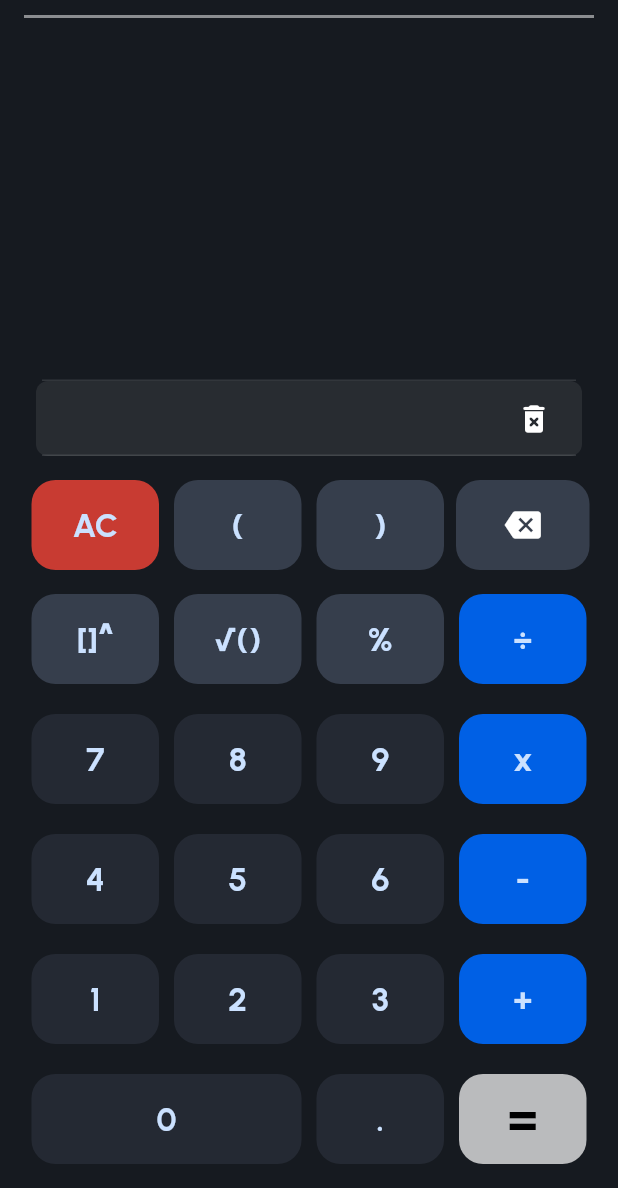
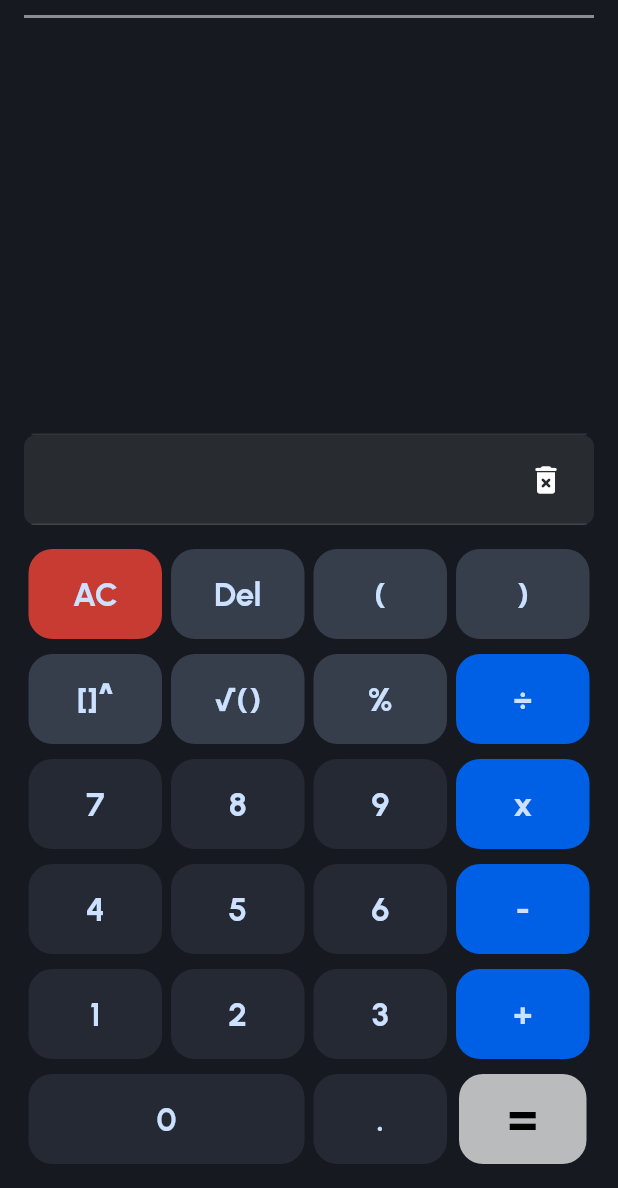
Before and after one commit to zamansheikh/Calcu, a Flutter app: the screen it shows after launch, on a phone screen of 412 x 824 dp, the part 48-1236 px from its top. Run offline on Flutter 3.47's test engine with Material 2 defaults, Android fonts, the phone set to English and light mode, and no system bars; our stand-ins replace fluttertoast, get, math_expressions, shared_preferences; project files that could hold a hidden picture were left out.

Commit message:
Flutter Icon Change & Name Change

```diff
--- a/lib/components/calcu_button.dart
+++ b/lib/components/calcu_button.dart
@@ -17,20 +17,26 @@ class CalcuButton extends StatelessWidget {
 
   @override
   Widget build(BuildContext context) {
-    return Container(
-      margin: const EdgeInsets.symmetric(horizontal: 5, vertical: 0),
+    return InkWell(
+      radius: 16,
+      borderRadius: BorderRadius.circular(16),
+      onLongPress: onLongPressed,
+      onTap: onPressed,
+      child: SizedBox(
+        child: Container(
+          alignment: Alignment.center,
+          padding: const EdgeInsets.all(10),
+          margin: const EdgeInsets.symmetric(horizontal: 3),
           height: 60,
           width: 80,
           decoration: BoxDecoration(
               color: buttonColor, borderRadius: BorderRadius.circular(16)),
-      child: TextButton(
-        onPressed: onPressed,
-        onLongPress: onLongPressed,
           child: Text(
             buttonName,
             style: AppText.calc.copyWith(color: AppColors.textColor),
           ),
         ),
+      ),
     );
   }
 }
--- a/lib/config/app_routes.dart
+++ b/lib/config/app_routes.dart
@@ -1,8 +1,9 @@
+import 'package:get/get.dart';
 import '../pages/home_page.dart';
 
 class AppRoutes {
-  static final pages = {
-    home: (context) => const HomePage(),
-  };
+  static final getPages = [
+    GetPage(name: home, page: () => const HomePage()),
+  ];
   static const home = '/home';
 }
--- a/lib/config/app_variable.dart
+++ /dev/null
@@ -1,12 +0,0 @@
-import 'package:flutter/material.dart';
-
-double value = 0;
-var previousValue = '';
-var currentValue = '';
-var operator = '';
-double? result;
-var str = '';
-bool equalIsClicked = false;
-List<double> remValue = [];
-final ScrollController scrollController = ScrollController();
-bool isDark = true;
--- a/lib/controllers/theme_controller.dart
+++ b/lib/controllers/theme_controller.dart
@@ -1,10 +1,20 @@
 import 'package:get/get.dart';
+import 'package:shared_preferences/shared_preferences.dart';
 
 class ThemeController extends GetxController {
-  var isNightMode = true.obs;
+  RxBool isNightMode = true.obs;
+  var buttonSpaceHeight = 10.0.obs;
+  themeLoadData() async {
+    SharedPreferences pref = await SharedPreferences.getInstance();
+    bool? isDarkMode = pref.getBool('isDark');
+    print(isDarkMode);
+    isNightMode.value = isDarkMode ?? true;
+    update();
+  }
 
-  void nightModeToggle() {
-    isNightMode = isNightMode.value ? false.obs : true.obs;
+  themeDataSave() async {
+    SharedPreferences pref = await SharedPreferences.getInstance();
+    await pref.setBool('isDark', isNightMode.value);
     update();
   }
 }
--- a/lib/main.dart
+++ b/lib/main.dart
@@ -13,8 +13,13 @@ class MyApp extends StatelessWidget {
   MyApp({super.key});
 
   final themeController = Get.put(ThemeController());
+
+
+
   @override
   Widget build(BuildContext context) {
+
+
     return GetMaterialApp(
       // ignore: void_checks
       initialBinding:
@@ -31,7 +36,7 @@ class MyApp extends StatelessWidget {
       ),
       debugShowCheckedModeBanner: false,
       initialRoute: AppRoutes.home,
-      routes: AppRoutes.pages,
+      getPages:AppRoutes.getPages,
     );
   }
 }
--- a/lib/pages/home_page.dart
+++ b/lib/pages/home_page.dart
@@ -16,8 +16,15 @@ class HomePage extends StatefulWidget {
 }
 
 class _HomePageState extends State<HomePage> {
-  final methodController = Get.put(ButtonMethodsController());
-  final themeController = Get.find<ThemeController>();
+  ButtonMethodsController methodController = Get.put(ButtonMethodsController());
+  ThemeController themeController = Get.find();
+
+  @override
+  void initState() {
+    super.initState();
+    themeController.themeLoadData();
+    methodController.readData();
+  }
 
   @override
   Widget build(BuildContext context) {
@@ -47,7 +54,10 @@ class _HomePageState extends State<HomePage> {
         actions: [
           IconButton(
             onPressed: () {
-              themeController.nightModeToggle();
+              setState(() {
+                themeController.isNightMode.toggle();
+                themeController.themeDataSave();
+              });
             },
             icon: Icon((themeController.isNightMode.value)
                 ? Icons.light_mode_rounded
@@ -57,14 +67,12 @@ class _HomePageState extends State<HomePage> {
           )
         ],
       ),
-      body: GetBuilder<ButtonMethodsController>(
-        builder: (methodController) {
-          return Padding(
-            padding:
-                const EdgeInsets.only(left: 16, right: 16, bottom: 16, top: 4),
+      body: Padding(
+        padding: const EdgeInsets.only(left: 16, right: 16, bottom: 16, top: 4),
         child: Column(
           children: [
-                Divider(
+            Obx(
+              () => Divider(
                 color: !themeController.isNightMode.value
                     ? null
                     : Colors.white.withOpacity(.5),
@@ -73,7 +81,9 @@ class _HomePageState extends State<HomePage> {
                 height: 0,
                 thickness: 2,
               ),
-                Container(
+            ),
+            Obx(
+              () => Container(
                 padding: const EdgeInsets.all(8),
                 alignment: Alignment.centerRight,
                 width: double.infinity,
@@ -105,7 +115,7 @@ class _HomePageState extends State<HomePage> {
                     child: Row(
                       children: [
                         Text(
-                            methodController.input,
+                          methodController.input.value,
                           style: AppText.header1.copyWith(
                               fontSize: 40,
                               color: themeController.isNightMode.value
@@ -117,7 +127,9 @@ class _HomePageState extends State<HomePage> {
                   ),
                 ),
               ),
-                Container(
+            ),
+            Obx(
+              () => Container(
                 padding: const EdgeInsets.all(8),
                 alignment: Alignment.centerRight,
                 width: double.infinity,
@@ -148,7 +160,7 @@ class _HomePageState extends State<HomePage> {
                     child: Row(
                       children: [
                         Text(
-                            methodController.output,
+                          methodController.output.value,
                           style: AppText.header1.copyWith(
                               fontSize: 40,
                               color: themeController.isNightMode.value
@@ -160,18 +172,22 @@ class _HomePageState extends State<HomePage> {
                   ),
                 ),
               ),
+            ),
             const Spacer(),
-                Divider(
+            Obx(
+              () => Divider(
                 color: themeController.isNightMode.value
                     ? null
                     : Colors.black.withOpacity(.5),
-                  indent: 12,
-                  endIndent: 12,
+                indent: 5,
+                endIndent: 5,
                 height: 0,
                 thickness: 1,
               ),
-                Container(
-                  margin: const EdgeInsets.only(left: 8, right: 8),
+            ),
+            Obx(
+              () => Container(
+                //margin: const EdgeInsets.only(left: 8, right: 8),
                 alignment: Alignment.centerLeft,
                 decoration: BoxDecoration(
                   borderRadius: BorderRadius.circular(8),
@@ -179,7 +195,7 @@ class _HomePageState extends State<HomePage> {
                       ? Colors.white.withOpacity(.08)
                       : Colors.black.withOpacity(.08),
                 ),
-                  height: 50,
+                height: 60,
                 width: MediaQuery.of(context).size.width,
                 child: Row(
                   children: [
@@ -198,7 +214,11 @@ class _HomePageState extends State<HomePage> {
                         ),
                         itemBuilder: (context, index) {
                           return TextButton(
-                              onLongPress: () {},
+                            onLongPress: () {
+                              setState(() {
+                                themeController.isNightMode;
+                              });
+                            },
                             onPressed: () {
                               methodController.pasteFromResult(index);
                               ScaffoldMessenger.of(context).showSnackBar(
@@ -207,7 +227,9 @@ class _HomePageState extends State<HomePage> {
                                   content: const Text('Pasted!'),
                                   action: SnackBarAction(
                                     label: 'Close',
-                                      onPressed: () {},
+                                    onPressed: () {
+                                      setState(() {});
+                                    },
                                   ),
                                 ),
                               );
@@ -222,8 +244,8 @@ class _HomePageState extends State<HomePage> {
                               children: [
                                 Container(
                                   alignment: Alignment.center,
-                                    padding: const EdgeInsets.symmetric(
-                                        horizontal: 5),
+                                  padding:
+                                      const EdgeInsets.symmetric(horizontal: 5),
                                   height: 40,
                                   decoration: BoxDecoration(
                                       color: Colors.white.withOpacity(.2),
@@ -232,8 +254,7 @@ class _HomePageState extends State<HomePage> {
                                   child: Text(
                                     "${index + 1} : ${double.parse(methodController.savedValue[index]).toStringAsFixed(2)}.",
                                     style: TextStyle(
-                                          color:
-                                              themeController.isNightMode.value
+                                        color: themeController.isNightMode.value
                                             ? Colors.white
                                             : Colors.black),
                                   ),
@@ -250,8 +271,8 @@ class _HomePageState extends State<HomePage> {
                                     child: IconButton(
                                       visualDensity: VisualDensity.compact,
                                       onPressed: () {
-                                          methodController
-                                              .delASingleItem(index);
+                                        methodController.delASingleItem(index);
+                                        setState(() {});
 
                                         ScaffoldMessenger.of(context)
                                             .showSnackBar(
@@ -261,7 +282,9 @@ class _HomePageState extends State<HomePage> {
                                             content: const Text('Deleted!'),
                                             action: SnackBarAction(
                                               label: 'Close',
-                                                onPressed: () {},
+                                              onPressed: () {
+                                                setState(() {});
+                                              },
                                             ),
                                           ),
                                         );
@@ -310,14 +333,17 @@ class _HomePageState extends State<HomePage> {
                   ],
                 ),
               ),
-                Divider(
+            ),
+            Obx(
+              () => Divider(
                 color: themeController.isNightMode.value
                     ? null
                     : Colors.black.withOpacity(.5),
-                  indent: 12,
-                  endIndent: 12,
+                indent: 5,
+                endIndent: 5,
                 height: 0,
                 thickness: 1,
+              ),
             ),
             const SizedBox(height: 16),
             Row(
@@ -328,6 +354,14 @@ class _HomePageState extends State<HomePage> {
                   buttonName: "AC",
                   onPressed: () {
                     methodController.acButton();
+                  },
+                )),
+                Expanded(
+                    child: CalcuButton(
+                  buttonName: "Del",
+                  buttonColor: AppColors.spButton,
+                  onPressed: () {
+                    methodController.delFromInput();
                   },
                 )),
                 Expanded(
@@ -346,30 +380,9 @@ class _HomePageState extends State<HomePage> {
                     methodController.parenThesisBackward();
                   },
                 )),
-                    Expanded(
-                      child: InkWell(
-                        radius: 16,
-                        borderRadius: BorderRadius.circular(16),
-                        child: SizedBox(
-                          child: Container(
-                            padding: const EdgeInsets.all(10),
-                            margin: const EdgeInsets.symmetric(horizontal: 3),
-                            height: 60,
-                            width: 80,
-                            decoration: BoxDecoration(
-                                color: AppColors.spButton,
-                                borderRadius: BorderRadius.circular(16)),
-                            child: const Icon(Icons.backspace),
-                          ),
-                        ),
-                        onTap: () {
-                          methodController.delFromInput();
-                        },
-                      ),
-                    ),
               ],
             ),
-                const SizedBox(height: 16),
+            SizedBox(height: themeController.buttonSpaceHeight.toDouble()),
             Row(
               children: [
                 Expanded(
@@ -409,7 +422,7 @@ class _HomePageState extends State<HomePage> {
                 )),
               ],
             ),
-                const SizedBox(height: 20),
+            SizedBox(height: themeController.buttonSpaceHeight.toDouble()),
             Row(
               children: [
                 Expanded(
@@ -446,7 +459,7 @@ class _HomePageState extends State<HomePage> {
                 )),
               ],
             ),
-                const SizedBox(height: 20),
+            SizedBox(height: themeController.buttonSpaceHeight.toDouble()),
             Row(
               children: [
                 Expanded(
@@ -483,7 +496,7 @@ class _HomePageState extends State<HomePage> {
                 )),
               ],
             ),
-                const SizedBox(height: 20),
+            SizedBox(height: themeController.buttonSpaceHeight.toDouble()),
             Row(
               children: [
                 Expanded(
@@ -520,7 +533,7 @@ class _HomePageState extends State<HomePage> {
                 )),
               ],
             ),
-                const SizedBox(height: 20),
+            SizedBox(height: themeController.buttonSpaceHeight.toDouble()),
             Row(
               children: [
                 Expanded(
@@ -542,8 +555,8 @@ class _HomePageState extends State<HomePage> {
                 )),
                 Expanded(
                     child: Container(
-                      margin: const EdgeInsets.symmetric(
-                          horizontal: 5, vertical: 0),
+                  margin:
+                      const EdgeInsets.symmetric(horizontal: 5, vertical: 0),
                   height: 60,
                   width: 80,
                   decoration: BoxDecoration(
@@ -572,8 +585,6 @@ class _HomePageState extends State<HomePage> {
             ),
           ],
         ),
-          );
-        },
       ),
     );
   }
--- a/pubspec.yaml
+++ b/pubspec.yaml
@@ -40,14 +40,16 @@ dependencies:
     sdk: flutter
   flutter_svg: ^2.0.7
   fluttertoast:
-  flutter_launcher_icons: "^0.13.1"
+  flutter_launcher_icons: ^0.13.1
   math_expressions: ^2.4.0
   shared_preferences: ^2.2.0
+  rename: ^2.1.1
 
 
 flutter_launcher_icons:
-  android: "launcher_icon"
+  android: "calcu_icon"
   ios: true
+  remove_alpha_ios: true
   image_path: "assets/icon/app_icon.png"
   min_sdk_android: 21 # android min sdk min:16, default 21
   web:
```
Also changed, not shown: lib/controllers/buttons_methods_controller.dart (+80 -89 lines), pubspec.lock, 33 other files. Lines whose indentation alone changed are shown as unchanged.
